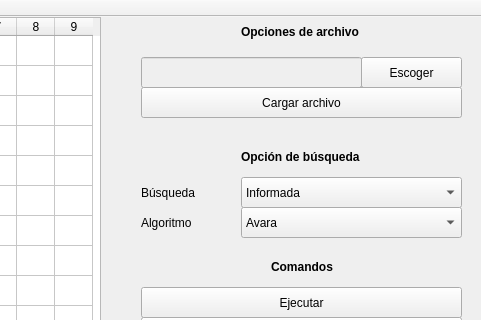
Qt form Magnobot/tablero.ui (anderojas1/MagnobotIA) before a commit; both pictures show x 319 to 800 and y 0 to 320 of the 800 by 403 pixel window.
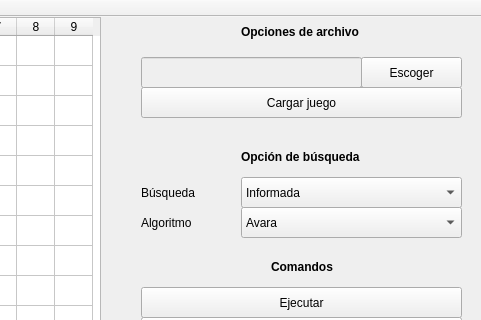
The same form after that commit.

Diff of the .ui file:
```diff
--- a/Magnobot/tablero.ui
+++ b/Magnobot/tablero.ui
@@ -79,7 +79,7 @@
      </rect>
     </property>
     <property name="text">
-     <string>Cargar archivo</string>
+     <string>Cargar juego</string>
     </property>
    </widget>
    <widget class="QTableWidget" name="tableTableroJuego">
```
Left out of the diff: 60 changed lines with no effect on the pictures.
